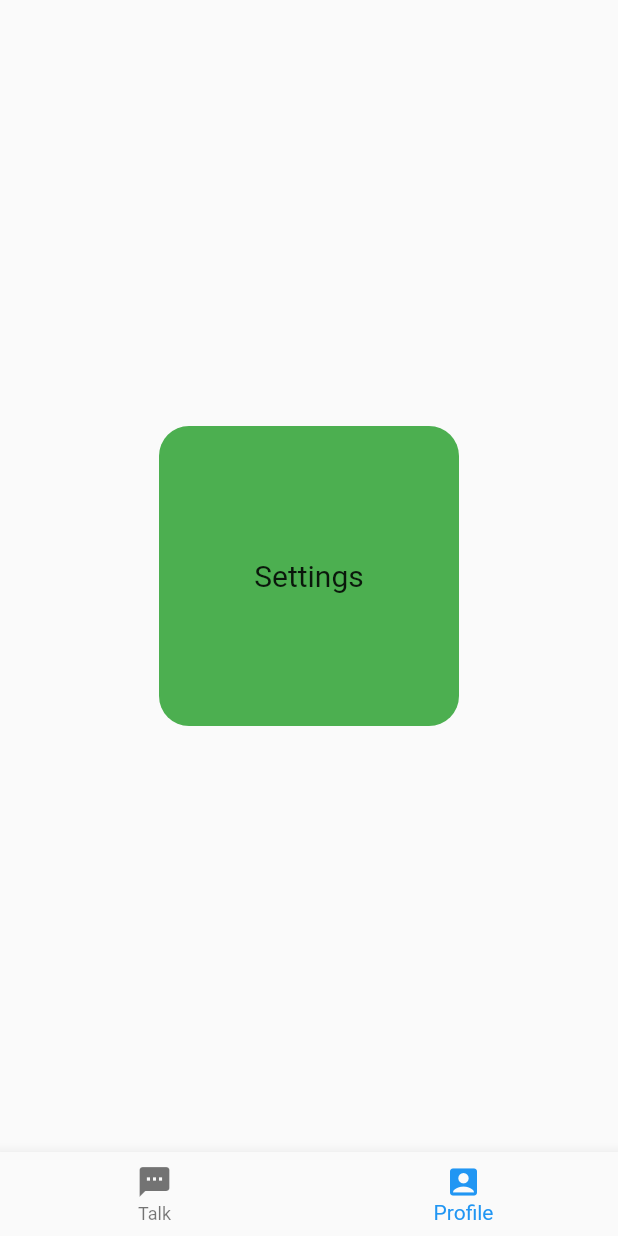
After one commit to Nkoyama/CarOwnerConnect, a Flutter app: the Main screen opened directly, item 2 of the bottom bar chosen, on a phone screen of 412 x 824 dp. The commit adds this screen. Run offline on Flutter 3.47's test engine with Material 2 defaults, Android fonts, the phone set to English and light mode, and no system bars.

Commit message:
フッター タブ移動

```diff
--- a/car_owner_connect/lib/import/footer.dart
+++ /dev/null
@@ -1,27 +0,0 @@
-import 'package:flutter/material.dart';
-
-class Footer extends StatefulWidget{
-  const Footer();
-
-  @override
-  _Footer createState() => _Footer();
-}
-
-class _Footer extends State
-{
-  @override
-  Widget build(BuildContext context) {
-    return BottomNavigationBar(
-      items: const [
-        BottomNavigationBarItem(
-          icon: Icon(Icons.account_box),
-          title: Text('Profile'),
-        ),
-        BottomNavigationBarItem(
-          icon: Icon(Icons.textsms),
-          title: Text('Talk'),
-        ),
-      ],
-    );
-  }
-}
--- a/car_owner_connect/lib/main.dart
+++ b/car_owner_connect/lib/main.dart
@@ -2,7 +2,7 @@ import 'package:flutter/material.dart';
 import 'package:flutter/services.dart';
 import 'import/header.dart';
 import 'pages/createAccount.dart';
-import 'pages/talkMain.dart';
+import 'pages/main.dart';
 
 void main() {
   runApp(App());
@@ -171,7 +171,7 @@ class SignInState extends State<SignInResult> {
       Navigator.push(
           context,
           MaterialPageRoute(
-            builder: (context) => TalkMain(),
+            builder: (context) => Main(),
           )
       );
     } else {
--- /dev/null
+++ b/car_owner_connect/lib/pages/main.dart
@@ -0,0 +1,84 @@
+import 'package:flutter/material.dart';
+import 'talkMain.dart';
+
+class Main extends StatelessWidget {
+  @override
+  Widget build(BuildContext context) {
+    return Scaffold(
+        body: Footer()
+    );
+  }
+}
+
+class Footer extends StatefulWidget {
+  @override
+  _FooterState createState() => _FooterState();
+}
+
+class _FooterState extends State<Footer> {
+  int _selectedIndex = 0;
+
+  static List<Widget> _pageList = [
+    TalkMain(),
+    CustomPage(pannelColor: Colors.green, title: 'Settings')
+  ];
+
+  void _onItemTapped(int index) {
+    setState(() {
+      _selectedIndex = index;
+    });
+  }
+
+  @override
+  Widget build(BuildContext context) {
+    return Scaffold(
+      body: _pageList[_selectedIndex],
+      bottomNavigationBar: BottomNavigationBar(
+        items: const <BottomNavigationBarItem>[
+          BottomNavigationBarItem(
+            icon: Icon(Icons.textsms),
+            title: Text('Talk'),
+          ),
+          BottomNavigationBarItem(
+            icon: Icon(Icons.account_box),
+            title: Text('Profile'),
+          ),
+        ],
+        currentIndex: _selectedIndex,
+        onTap: _onItemTapped,
+      ),
+    );
+  }
+}
+
+class CustomPage extends StatelessWidget {
+  final Color pannelColor;
+  final String title;
+
+  CustomPage({@required this.pannelColor, @required this.title});
+
+  @override
+  Widget build(BuildContext context) {
+    final titleTextStyle = Theme.of(context).textTheme.title;
+    return Container(
+      child: Center(
+        child: Container(
+          width: 200,
+          height: 200,
+          decoration: BoxDecoration(
+              color: pannelColor,
+              borderRadius: BorderRadius.all(Radius.circular(20.0))),
+          child: Center(
+            child: Text(
+              title,
+              style: TextStyle(
+                fontSize: titleTextStyle.fontSize,
+                color: titleTextStyle.color,
+              ),
+            ),
+          ),
+        ),
+      ),
+    );
+  }
+}
--- a/car_owner_connect/lib/pages/talkMain.dart
+++ b/car_owner_connect/lib/pages/talkMain.dart
@@ -12,7 +12,6 @@ class TalkMain extends StatelessWidget {
         child: TalkMainPage(),
         color: Colors.lightBlue,
       ),
-      bottomNavigationBar: Footer()
     );
   }
 }
```
